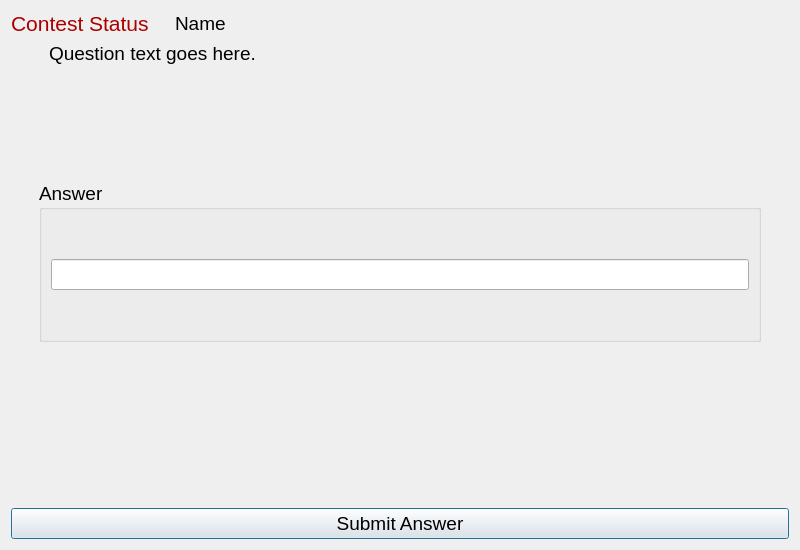
Old version of the form src/client/finalsIdent.ui in the repository trigger-happy/Cerberus.
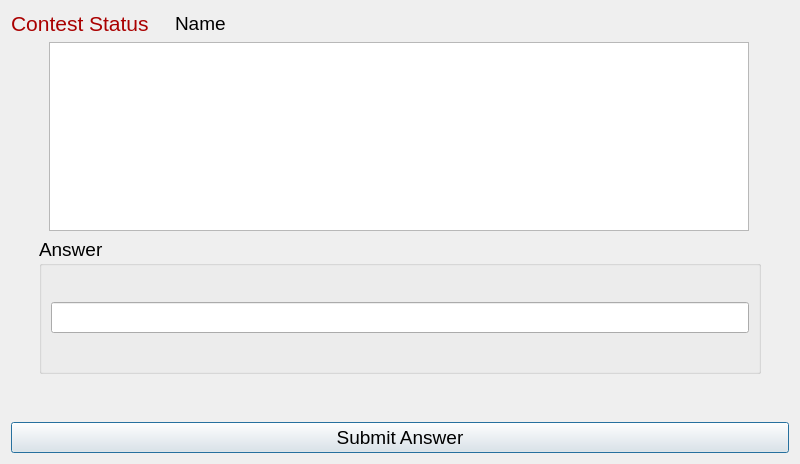
New version of the form.

Commit message: Contestant: Implemented a fix for the long question issue.

Patch:
```diff
--- a/src/client/finalsIdent.ui
+++ b/src/client/finalsIdent.ui
@@ -7,7 +7,7 @@
     <x>0</x>
     <y>0</y>
     <width>800</width>
-    <height>550</height>
+    <height>464</height>
    </rect>
   </property>
   <property name="windowTitle">
@@ -138,36 +138,31 @@
       </spacer>
      </item>
      <item>
-      <widget class="QLabel" name="question_lbl">
-       <property name="font">
-        <font>
-         <pointsize>14</pointsize>
-        </font>
-       </property>
-       <property name="text">
-        <string>Question text goes here.</string>
+      <widget class="QTextEdit" name="question_text">
+       <property name="readOnly">
+        <bool>true</bool>
        </property>
       </widget>
      </item>
+     <item>
+      <spacer name="horizontalSpacer_2">
+       <property name="orientation">
+        <enum>Qt::Horizontal</enum>
+       </property>
+       <property name="sizeType">
+        <enum>QSizePolicy::Fixed</enum>
+       </property>
+       <property name="sizeHint" stdset="0">
+        <size>
+         <width>40</width>
+         <height>20</height>
+        </size>
+       </property>
+      </spacer>
+     </item>
     </layout>
    </item>
    <item row="2" column="0">
-    <spacer name="verticalSpacer_3">
-     <property name="orientation">
-      <enum>Qt::Vertical</enum>
-     </property>
-     <property name="sizeType">
-      <enum>QSizePolicy::Fixed</enum>
-     </property>
-     <property name="sizeHint" stdset="0">
-      <size>
-       <width>21</width>
-       <height>110</height>
-      </size>
-     </property>
-    </spacer>
-   </item>
-   <item row="3" column="0">
     <layout class="QHBoxLayout" name="horizontalLayout_4">
      <item>
       <spacer name="horizontalSpacer_4">
@@ -255,19 +250,6 @@
     </layout>
    </item>
    <item row="4" column="0">
-    <spacer name="verticalSpacer">
-     <property name="orientation">
-      <enum>Qt::Vertical</enum>
-     </property>
-     <property name="sizeHint" stdset="0">
-      <size>
-       <width>379</width>
-       <height>45</height>
-      </size>
-     </property>
-    </spacer>
-   </item>
-   <item row="5" column="0">
     <widget class="QPushButton" name="submit_btn">
      <property name="font">
       <font>
@@ -279,6 +261,19 @@
      </property>
     </widget>
    </item>
+   <item row="3" column="0">
+    <spacer name="verticalSpacer">
+     <property name="orientation">
+      <enum>Qt::Vertical</enum>
+     </property>
+     <property name="sizeHint" stdset="0">
+      <size>
+       <width>379</width>
+       <height>45</height>
+      </size>
+     </property>
+    </spacer>
+   </item>
   </layout>
  </widget>
  <resources/>
```
The commit also changes 4 other files.
